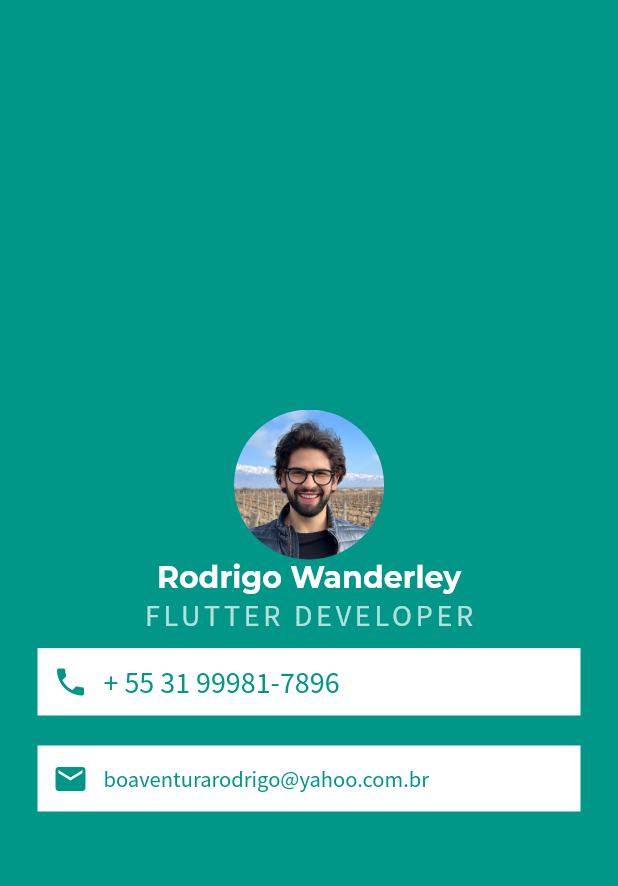
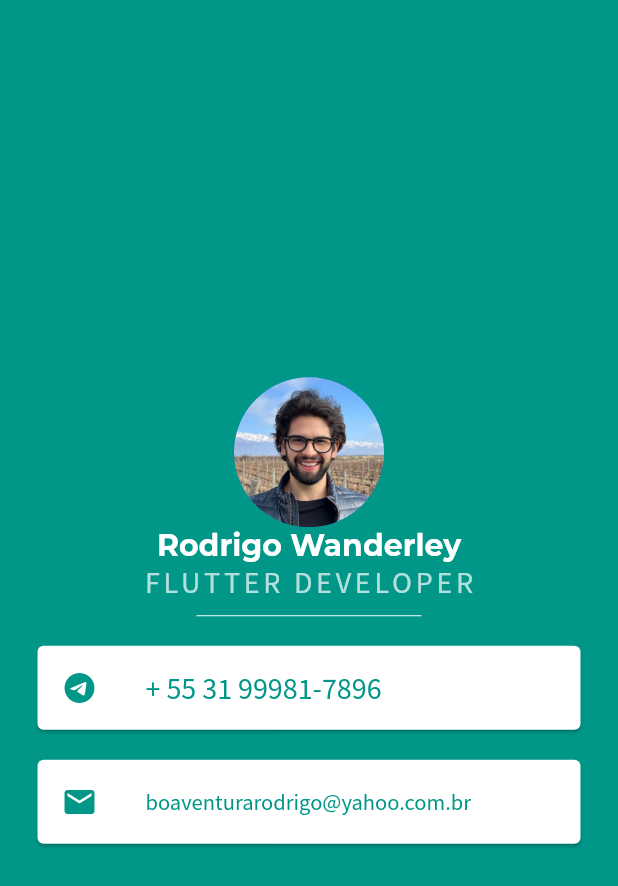
Before and after one commit to Rodrigowb/my-card-app-flutter, a Flutter app: the screen it shows after launch, on a phone screen of 412 x 824 dp. Shown: the top 886 px of the screen. Run offline on Flutter 3.47's test engine with Material 2 defaults, Android fonts, the phone set to English and light mode, and no system bars.

Commit message:
learning about card widget and listTile

```diff
--- a/lib/main.dart
+++ b/lib/main.dart
@@ -14,69 +14,68 @@ class MyApp extends StatelessWidget {
           child: Column(
             mainAxisAlignment: MainAxisAlignment.center,
             crossAxisAlignment: CrossAxisAlignment.center,
-            children: <Widget>[
-              const CircleAvatar(
+            children: const <Widget>[
+              CircleAvatar(
                 radius: 50.0,
                 backgroundImage: AssetImage('images/profile.JPG'),
               ),
-              const Text('Rodrigo Wanderley',
+              Text('Rodrigo Wanderley',
                 style: TextStyle(
-                  fontFamily: 'Montserrat',
+                  fontFamily : 'Montserrat',
                   fontSize: 20.0,
                   color: Colors.white,
                   fontWeight: FontWeight.bold,
                 ),
               ),
-              const Text('FLUTTER DEVELOPER',
+              Text('FLUTTER DEVELOPER',
                 style: TextStyle(
                   fontFamily: 'SansPro',
                   fontSize: 20.0,
                   color: Colors.white70,
                   letterSpacing: 2.5,
                 ),
-              ), Container(
-                padding: const EdgeInsets.all(10.0),
+              ),
+              SizedBox(
+                height: 20.0,
+                width: 150.0,
+                child: Divider(
                   color: Colors.white,
-                margin: const EdgeInsets.symmetric(vertical: 10.0, horizontal: 25.0),
-                child: Row(
-                  children: const <Widget>[
-                    Icon(
-                      Icons.phone,
+                ),
+              ),
+              Card(
+                color: Colors.white,
+                margin: EdgeInsets.symmetric(vertical: 10.0, horizontal: 25.0),
+                child: ListTile(
+                  leading: Icon(
+                    Icons.telegram,
                     color: Colors.teal,
                   ),
-                    SizedBox(
-                      width: 10.0,
-                    ),
-                    Text('+ 55 31 99981-7896',
+                  title: Text(
+                    '+ 55 31 99981-7896',
                     style: TextStyle(
+                      fontSize: 20.0,
                       color: Colors.teal,
-                      fontFamily: 'SansPro',
-                      fontSize: 20.0
-                    ))
-                  ]
+                      fontFamily: 'SansPro'
                     )
-              ),
-              Container(
-                padding: const EdgeInsets.all(10.0),
+                  )
+                )
+              ),Card(
                 color: Colors.white,
-                margin: const EdgeInsets.symmetric(vertical: 10.0, horizontal: 25.0),
-                child: Row(
-                  children: const <Widget>[
-                    Icon(
-                      Icons.mail,
+                margin: EdgeInsets.symmetric(vertical: 10.0, horizontal: 25.0),
+                child: ListTile(
+                  leading: Icon(
+                    Icons.email,
                     color: Colors.teal,
                   ),
-                    SizedBox(
-                      width: 10.0,
-                    ),
-                    Text('boaventurarodrigo@yahoo.com.br',
+                  title: Text(
+                    'boaventurarodrigo@yahoo.com.br',
                     style: TextStyle(
+                      fontSize: 15.0,
                       color: Colors.teal,
-                      fontFamily: 'SansPro',
-                      fontSize: 15.0
-                    ))
-                  ]
-                ),
+                      fontFamily: 'SansPro'
+                    )
+                  )
+                )
               ),
             ],
           ),
```
Lines whose indentation alone changed are shown as unchanged.
